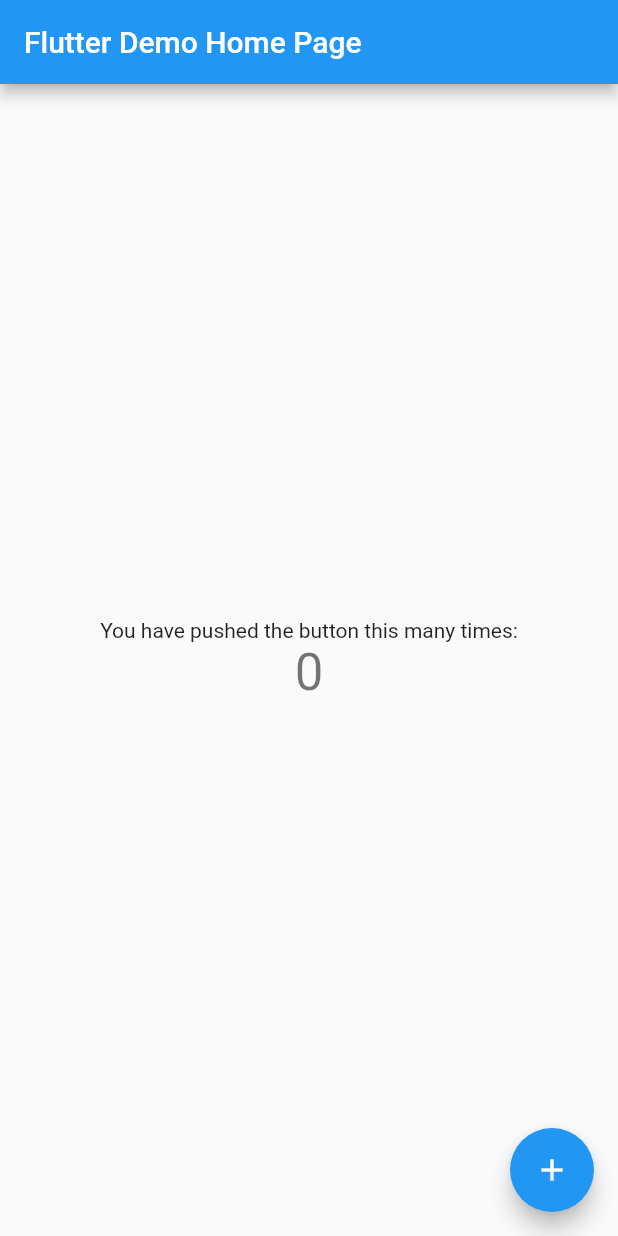
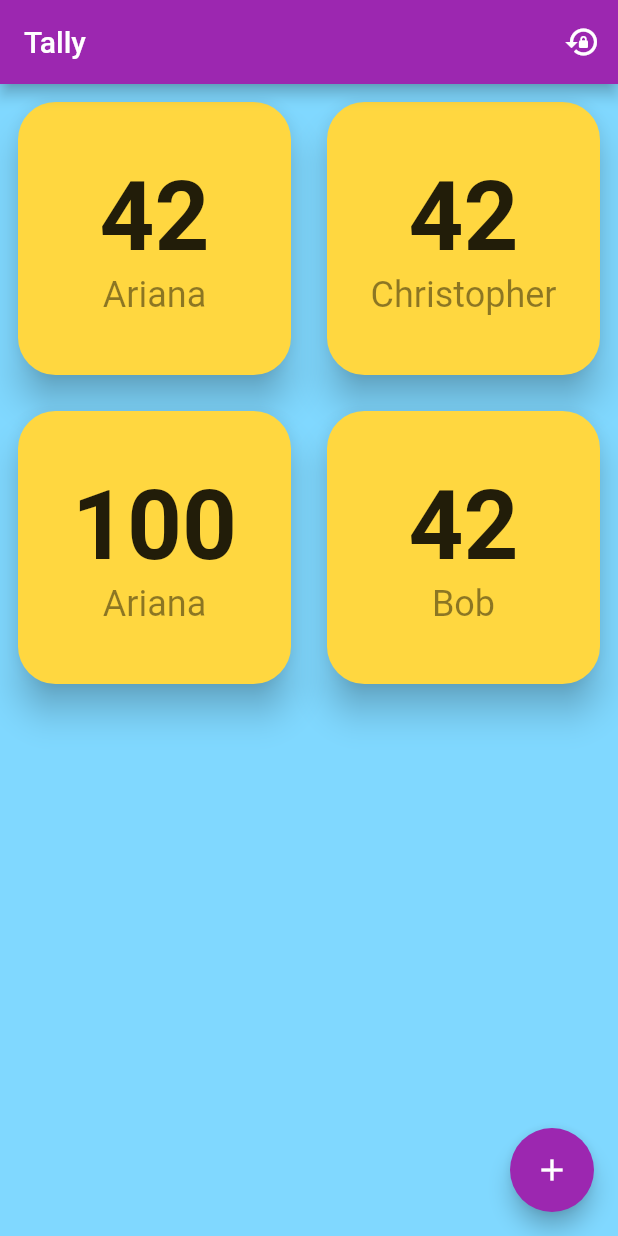
Before and after one commit to cjstehno/tally, a Flutter app: the screen it shows after launch, on a phone screen of 412 x 824 dp. Run offline on Flutter 3.47's test engine with Material 2 defaults, Android fonts, the phone set to English and light mode, and no system bars.

Commit message:
working on the ui

```diff
--- a/lib/main.dart
+++ b/lib/main.dart
@@ -1,115 +1,28 @@
 import 'package:flutter/material.dart';
+import 'package:logging/logging.dart';
+import 'package:tally/tally_home.dart';
 
-void main() {
-  runApp(const MyApp());
+void main(){
+  Logger.root.level = Level.ALL; // defaults to Level.INFO
+  Logger.root.onRecord.listen((record) {
+    // ignore: avoid_print
+    print('${record.level.name}: ${record.message}');
+  });
+
+  runApp(TallyApp());
 }
 
-class MyApp extends StatelessWidget {
-  const MyApp({super.key});
+class TallyApp extends StatelessWidget {
 
-  // This widget is the root of your application.
   @override
-  Widget build(BuildContext context) {
+  Widget build(final BuildContext context) {
     return MaterialApp(
-      title: 'Flutter Demo',
+      debugShowCheckedModeBanner: false,
+      title: 'Tally',
       theme: ThemeData(
-        // This is the theme of your application.
-        //
-        // Try running your application with "flutter run". You'll see the
-        // application has a blue toolbar. Then, without quitting the app, try
-        // changing the primarySwatch below to Colors.green and then invoke
-        // "hot reload" (press "r" in the console where you ran "flutter run",
-        // or simply save your changes to "hot reload" in a Flutter IDE).
-        // Notice that the counter didn't reset back to zero; the application
-        // is not restarted.
-        primarySwatch: Colors.blue,
+        primarySwatch: Colors.purple,
       ),
-      home: const MyHomePage(title: 'Flutter Demo Home Page'),
+      home: TallyHome(),
     );
   }
 }
-
-class MyHomePage extends StatefulWidget {
-  const MyHomePage({super.key, required this.title});
-
-  // This widget is the home page of your application. It is stateful, meaning
-  // that it has a State object (defined below) that contains fields that affect
-  // how it looks.
-
-  // This class is the configuration for the state. It holds the values (in this
-  // case the title) provided by the parent (in this case the App widget) and
-  // used by the build method of the State. Fields in a Widget subclass are
-  // always marked "final".
-
-  final String title;
-
-  @override
-  State<MyHomePage> createState() => _MyHomePageState();
-}
-
-class _MyHomePageState extends State<MyHomePage> {
-  int _counter = 0;
-
-  void _incrementCounter() {
-    setState(() {
-      // This call to setState tells the Flutter framework that something has
-      // changed in this State, which causes it to rerun the build method below
-      // so that the display can reflect the updated values. If we changed
-      // _counter without calling setState(), then the build method would not be
-      // called again, and so nothing would appear to happen.
-      _counter++;
-    });
-  }
-
-  @override
-  Widget build(BuildContext context) {
-    // This method is rerun every time setState is called, for instance as done
-    // by the _incrementCounter method above.
-    //
-    // The Flutter framework has been optimized to make rerunning build methods
-    // fast, so that you can just rebuild anything that needs updating rather
-    // than having to individually change instances of widgets.
-    return Scaffold(
-      appBar: AppBar(
-        // Here we take the value from the MyHomePage object that was created by
-        // the App.build method, and use it to set our appbar title.
-        title: Text(widget.title),
-      ),
-      body: Center(
-        // Center is a layout widget. It takes a single child and positions it
-        // in the middle of the parent.
-        child: Column(
-          // Column is also a layout widget. It takes a list of children and
-          // arranges them vertically. By default, it sizes itself to fit its
-          // children horizontally, and tries to be as tall as its parent.
-          //
-          // Invoke "debug painting" (press "p" in the console, choose the
-          // "Toggle Debug Paint" action from the Flutter Inspector in Android
-          // Studio, or the "Toggle Debug Paint" command in Visual Studio Code)
-          // to see the wireframe for each widget.
-          //
-          // Column has various properties to control how it sizes itself and
-          // how it positions its children. Here we use mainAxisAlignment to
-          // center the children vertically; the main axis here is the vertical
-          // axis because Columns are vertical (the cross axis would be
-          // horizontal).
-          mainAxisAlignment: MainAxisAlignment.center,
-          children: <Widget>[
-            const Text(
-              'You have pushed the button this many times:',
-            ),
-            Text(
-              '$_counter',
-              style: Theme.of(context).textTheme.headline4,
-            ),
-          ],
-        ),
-      ),
-      floatingActionButton: FloatingActionButton(
-        onPressed: _incrementCounter,
-        tooltip: 'Increment',
-        child: const Icon(Icons.add),
-      ), // This trailing comma makes auto-formatting nicer for build methods.
-    );
-  }
-}
--- /dev/null
+++ b/lib/player.dart
@@ -0,0 +1,6 @@
+class Player {
+  String name;
+  int score;
+
+  Player(this.name, this.score);
+}
--- /dev/null
+++ b/lib/score_card.dart
@@ -0,0 +1,55 @@
+import 'package:flutter/material.dart';
+import 'package:logging/logging.dart';
+import 'package:tally/player.dart';
+
+class ScoreCard extends StatelessWidget {
+  final log = Logger('TallyHome');
+  final Player player;
+
+  ScoreCard({super.key, required this.player});
+
+  @override
+  Widget build(final BuildContext context) {
+    return Container(
+      // margin: const EdgeInsets.all(8.0),
+      padding: const EdgeInsets.all(8.0),
+      child: InkWell(
+        onTap: () {
+          // FIXME: open score editor
+          log.warning('Opening score editor.');
+        },
+        onDoubleTap: (){
+          // FIXME: open player editor
+          log.warning('Confirming player delete.');
+        },
+        child: Card(
+          elevation: 10,
+          color: Colors.amberAccent,
+          shape: RoundedRectangleBorder(
+            borderRadius: BorderRadius.circular(25),
+          ),
+          child: Column(
+            crossAxisAlignment: CrossAxisAlignment.center,
+            mainAxisAlignment: MainAxisAlignment.center,
+            children: [
+              Text(
+                player.score.toString(),
+                style: const TextStyle(
+                  fontSize: 64.0,
+                  fontWeight: FontWeight.bold,
+                ),
+              ),
+              Text(
+                player.name,
+                style: const TextStyle(
+                  fontSize: 24.0,
+                  color: Colors.black45,
+                ),
+              ),
+            ],
+          ),
+        ),
+      ),
+    );
+  }
+}
--- /dev/null
+++ b/lib/tally_home.dart
@@ -0,0 +1,48 @@
+import 'package:flutter/material.dart';
+import 'package:logging/logging.dart';
+import 'package:tally/player.dart';
+import 'package:tally/score_card.dart';
+
+class TallyHome extends StatelessWidget {
+  final log = Logger('TallyHome');
+
+  TallyHome({Key? key}) : super(key: key);
+
+  @override
+  Widget build(final BuildContext context) {
+    return Scaffold(
+      appBar: AppBar(
+        title: const Text('Tally'),
+        actions: [
+          IconButton(
+            onPressed: () {
+              // FIXME: clear the scores
+              log.warning('Clearing the scores.');
+            },
+            icon: const Icon(
+              Icons.lock_reset,
+            ),
+          ),
+        ],
+      ),
+      body: Container(
+        width: double.infinity,
+        height: double.infinity,
+        color: Colors.lightBlueAccent.shade100,
+        child: GridView.count(
+          crossAxisCount: 2,
+          children: [
+            ScoreCard(player: Player('Ariana', 42)),
+            ScoreCard(player: Player('Christopher', 42)),
+            ScoreCard(player: Player('Ariana', 100)),
+            ScoreCard(player: Player('Bob', 42)),
+          ],
+        ),
+      ),
+      floatingActionButton: const FloatingActionButton(
+        onPressed: null,
+        child: Icon(Icons.add),
+      ),
+    );
+  }
+}
--- a/pubspec.yaml
+++ b/pubspec.yaml
@@ -31,11 +31,7 @@
 dependencies:
   flutter:
     sdk: flutter
-
-
-  # The following adds the Cupertino Icons font to your application.
-  # Use with the CupertinoIcons class for iOS style icons.
-  cupertino_icons: ^1.0.2
+  logging: ^1.1.0
 
 dev_dependencies:
   flutter_test:
```
Also changed, not shown: pubspec.lock, 1 other file.
